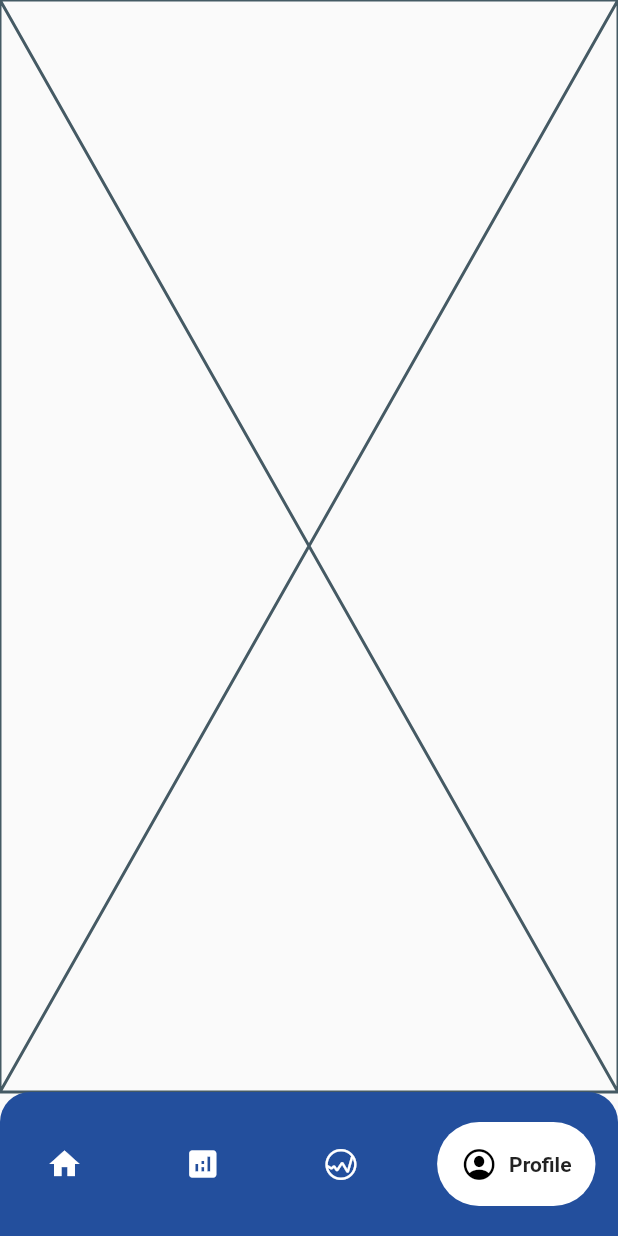
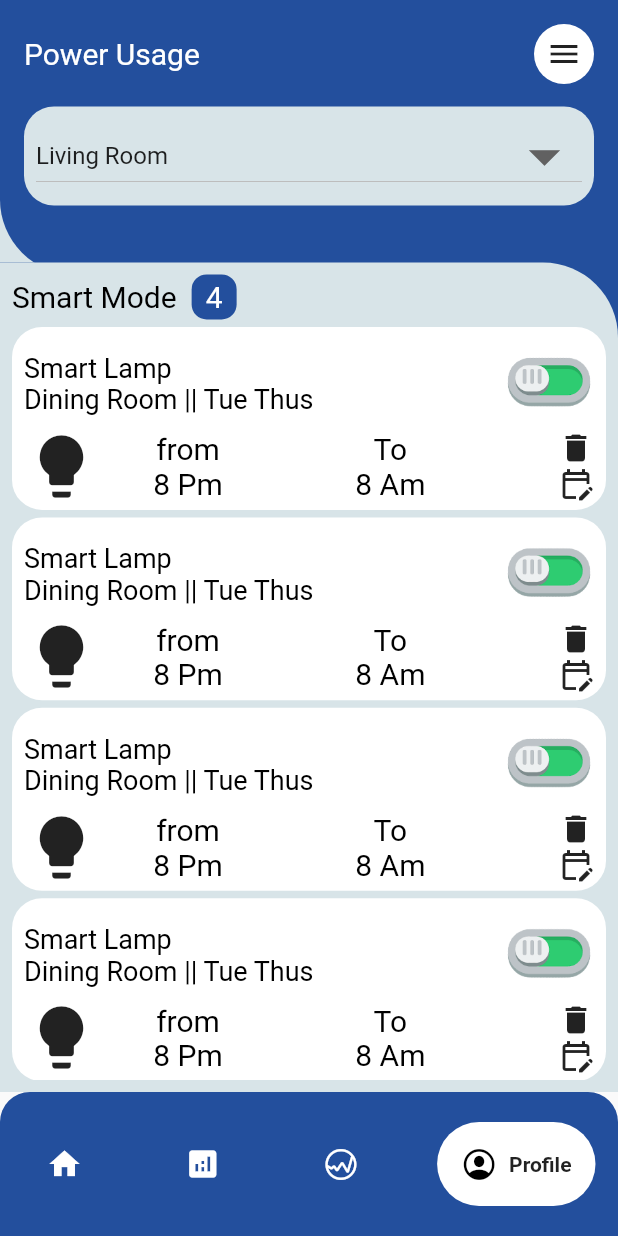
Before and after one commit to Mahibulhassan/Innova_Infosys, a Flutter app: the screen it shows after launch, item 4 of the bottom bar chosen, on a phone screen of 412 x 824 dp. Run offline on Flutter 3.47's test engine with Material 2 defaults, Android fonts, the phone set to English and light mode, and no system bars; drawn by our look-alikes of google_nav_bar; our stand-ins replace fl_chart; missing offline and left inert: dart:ffi.

Commit message:
power Use Page done

```diff
--- a/Smar Home Management/smart_home_management/lib/Screens/SmartHome.dart
+++ b/Smar Home Management/smart_home_management/lib/Screens/SmartHome.dart
@@ -1,4 +1,8 @@
 import 'package:flutter/material.dart';
+import 'package:smart_home_management/widgets/LampPageWidgets/AllWidgets.dart';
+
+import '../uility/AppColors.dart';
+import '../uility/BaseApp.dart';
 
 class SmartHome extends StatefulWidget {
   const SmartHome({super.key});
@@ -8,8 +12,142 @@ class SmartHome extends StatefulWidget {
 }
 
 class _SmartHomeState extends State<SmartHome> {
+  //Variable Section
+  String _dropDownSelectItem = "Living Room";
+  List _dropdownList =[
+    "Living Room",
+    "Bead Room",
+    "kitchen Room"
+  ];
+
+  //Code Section
   @override
   Widget build(BuildContext context) {
-    return const Placeholder();
+    Size size =MediaQuery.of(context).size;
+    return Stack(
+      children: [
+        Stack(
+          children: [
+            Container(
+              height: size.height/4.5,
+              width: size.width,
+              decoration: BoxDecoration(
+                color: AppColors.shasow_bluw,
+              ),
+            ),
+            Container(
+              height: size.height/4.5,
+              width: size.width,
+                decoration: BoxDecoration(
+                  color: AppColors.main_colour,
+                  borderRadius: BorderRadius.only(bottomLeft: Radius.circular(50)),
+                ),
+              child: SafeArea(
+                child: Padding(
+                  padding: const EdgeInsets.all(16.0),
+                  child: Column(
+                    children: [
+                      Row(
+                        mainAxisAlignment: MainAxisAlignment.spaceBetween,
+                        children: [
+                          showText("Power Usage", 20, Colors.white),
+                          Container(
+                            height: 40,
+                            width: 40,
+                            decoration: BoxDecoration(
+                              color: Colors.white,
+                              borderRadius: BorderRadius.all(
+                                  Radius.circular(50)),
+                            ),
+                            child: Icon(Icons.menu_outlined),
+                          )
+                        ],
+                      ),
+                      customDropdownMenu(),
+                    ],
+                  ),
+                ),
+              ),
+
+            ),
+            Align(
+              alignment: Alignment.bottomCenter,
+              child: Container(
+                width: size.width,
+                height: size.height/ 1.49,
+                decoration: BoxDecoration(
+                    color: AppColors.main_colour
+                ),
+              ),
+            ),
+            Align(
+              alignment: Alignment.bottomCenter,
+              child: Container(
+                width: size.width,
+                height: size.height/ 1.49,
+                  decoration: BoxDecoration(
+                    color: AppColors.shasow_bluw,
+                    borderRadius: BorderRadius.only(topRight: Radius.circular(50)),
+                  ),
+                child: Padding(
+                  padding: const EdgeInsets.all(8.0),
+                  child: SingleChildScrollView(
+                    child: Column(children: [
+                      Row(children: [
+                        showText("Smart Mode", 20, Colors.black),
+                        Container(
+                          margin: EdgeInsets.only(left: 10),
+                          height: 30,
+                          width: 30,
+                          decoration:BoxDecoration(
+                            color: AppColors.main_colour,
+                            borderRadius: BorderRadius.all(Radius.circular(10)),
+                          ),
+                          child: Center(child: showText("4", 20, Colors.white)),
+                        ),
+                      ],),
+                      SizedBox(height: 5,),
+                      LampLowerView(size, "Smart Lamp", "Dining Room || Tue Thus", "assets/switch.png","8 Pm", "8 Am"),
+                      SizedBox(height: 5,),
+                      LampLowerView(size, "Smart Lamp", "Dining Room || Tue Thus", "assets/switch.png","8 Pm", "8 Am"),
+                      SizedBox(height: 5,),
+                      LampLowerView(size, "Smart Lamp", "Dining Room || Tue Thus", "assets/switch.png","8 Pm", "8 Am"),
+                      SizedBox(height: 5,),
+                      LampLowerView(size, "Smart Lamp", "Dining Room || Tue Thus", "assets/switch.png","8 Pm", "8 Am"),
+                    ],),
+                  ),
+                ),
+              ),
+            ),
+          ],
+        )
+      ],
+    );
+  }
+
+  Widget customDropdownMenu(){
+    return Container(
+      margin: EdgeInsets.only(top: 15),
+      decoration: BoxDecoration(
+        color: AppColors.shasow_bluw,
+        borderRadius: BorderRadius.all(Radius.circular(20)),
+      ),
+      child: Padding(
+        padding: const EdgeInsets.all(8.0),
+        child: DropdownButton(
+            iconSize: 50,
+            isExpanded: true,
+            value: _dropDownSelectItem,
+            onChanged: (value){
+              setState(() {
+                _dropDownSelectItem = value.toString();
+              });},
+            items:_dropdownList.map((val){
+              return DropdownMenuItem(child: Text(val),
+                value: val,);
+            }).toList()
+        ),
+      ),
+    );
   }
 }
--- a/Smar Home Management/smart_home_management/lib/widgets/LampPageWidgets/AllWidgets.dart
+++ b/Smar Home Management/smart_home_management/lib/widgets/LampPageWidgets/AllWidgets.dart
@@ -42,7 +42,7 @@ Widget LampLowerView(var size,String heading,String subtext, String icon,String
 
   return Container(
     width: size.width,
-    height: size.height*0.16,
+    height: size.height*0.148,
     decoration: BoxDecoration(
         color: Colors.white,
         borderRadius: BorderRadius.all(Radius.circular(20))
```
